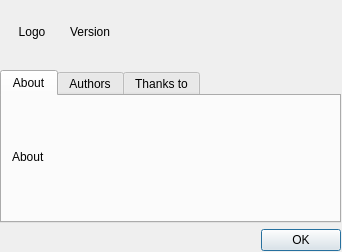
Old version of the form ui/about.ui in the repository gitter-badger/simplechatclient.
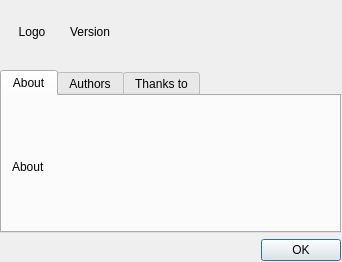
New version of the form. Icons and pictures are not drawn.

Commit message: fixed about height

```diff
--- a/ui/about.ui
+++ b/ui/about.ui
@@ -7,7 +7,7 @@
     <x>0</x>
     <y>0</y>
     <width>342</width>
-    <height>252</height>
+    <height>262</height>
    </rect>
   </property>
   <property name="sizePolicy">
@@ -19,13 +19,13 @@
   <property name="minimumSize">
    <size>
     <width>342</width>
-    <height>252</height>
+    <height>262</height>
    </size>
   </property>
   <property name="maximumSize">
    <size>
     <width>342</width>
-    <height>252</height>
+    <height>262</height>
    </size>
   </property>
   <property name="windowTitle">
@@ -41,7 +41,7 @@
      <x>0</x>
      <y>0</y>
      <width>341</width>
-     <height>251</height>
+     <height>261</height>
     </rect>
    </property>
    <layout class="QVBoxLayout" name="verticalLayout">
@@ -93,7 +93,7 @@
           <x>10</x>
           <y>10</y>
           <width>311</width>
-          <height>101</height>
+          <height>121</height>
          </rect>
         </property>
         <property name="text">
```
Left out of the diff: 4 changed lines with no effect on the pictures. The commit also changes 1 other file.
